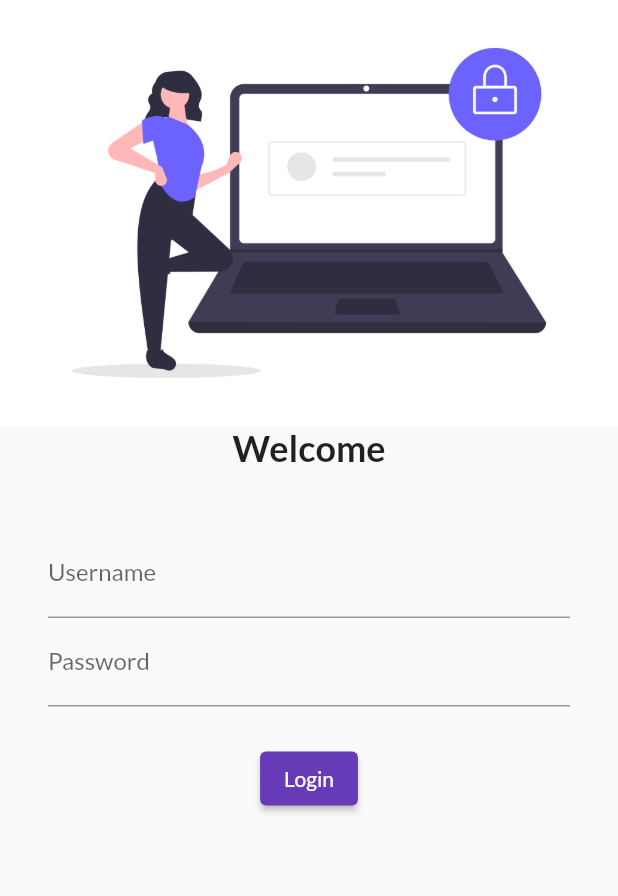
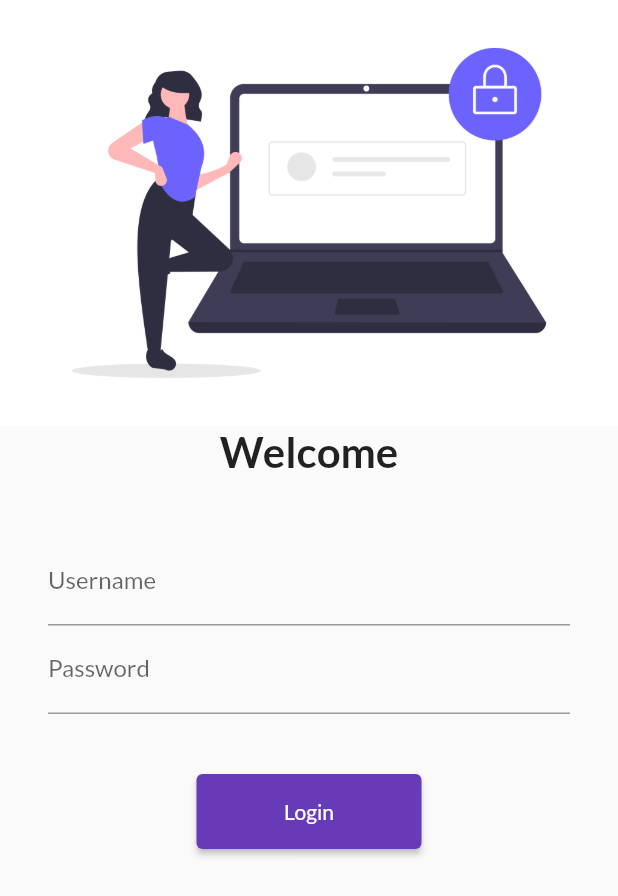
Before and after one commit to Ohidur/30DaysOfFlutter, a Flutter app: the screen it shows after launch, on a phone screen of 412 x 824 dp. Shown: the top 896 px of the screen. Run offline on Flutter 3.47's test engine with Material 2 defaults, Android fonts, the phone set to English and light mode, and no system bars; our stand-ins replace google_fonts.

Commit message:
day 5 completed.

```diff
--- a/lib/main.dart
+++ b/lib/main.dart
@@ -3,6 +3,7 @@ import 'package:flutter/material.dart';
 import 'package:google_fonts/google_fonts.dart';
 import 'package:myapp/pages/home_page.dart';
 import 'package:myapp/pages/login_page.dart';
+import 'package:myapp/utils/routes.dart';
 
 void main() {
   runApp(MyApp());
@@ -12,6 +13,7 @@ class MyApp extends StatelessWidget {
   @override
   Widget build(BuildContext context) {
     return MaterialApp(
+      // debugShowCheckedModeBanner: false,
       themeMode: ThemeMode.light,
       theme: ThemeData(
         primarySwatch: Colors.deepPurple,
@@ -21,8 +23,8 @@ class MyApp extends StatelessWidget {
       initialRoute: "/login",
       routes: {
         "/": (context) => HomePage(),
-        "/home": (context) => HomePage(),
-        "/login": (context) => LoginPage(),
+        MyRoutes.homeRoute: (context) => HomePage(),
+        MyRoutes.loginRoute: (context) => LoginPage(),
       },
     );
   }
--- a/lib/pages/login_page.dart
+++ b/lib/pages/login_page.dart
@@ -1,15 +1,19 @@
 // import 'dart:html';
 import 'package:flutter/material.dart';
+import 'package:myapp/utils/routes.dart';
 
 class LoginPage extends StatelessWidget {
   @override
   Widget build(BuildContext context) {
     return Material(
+        child: SingleChildScrollView(
       child: Column(children: [
-      Image.asset('assets/images/login_image.png', fit: BoxFit.cover),
+        Image.asset('assets/images/login_image.png', fit: BoxFit.cover
+            // height: 300,
+            ),
         Text(
           "Welcome",
-        style: TextStyle(fontSize: 24, fontWeight: FontWeight.bold),
+          style: TextStyle(fontSize: 28, fontWeight: FontWeight.bold),
         ),
         SizedBox(
           height: 24.0,
@@ -28,18 +32,19 @@ class LoginPage extends StatelessWidget {
                     hintText: "Enter password", labelText: "Password"),
               ),
               SizedBox(
-              height: 24.0,
+                height: 40.0,
               ),
               ElevatedButton(
                 onPressed: () {
-                print("Hello, world!");
+                  Navigator.pushNamed(context, MyRoutes.homeRoute);
                 },
                 child: Text("Login"),
-              style: TextButton.styleFrom(),
+                style: TextButton.styleFrom(minimumSize: Size(150, 50)),
               )
             ],
           ),
         )
-    ]));
+      ]),
+    ));
   }
 }
--- /dev/null
+++ b/lib/utils/routes.dart
@@ -0,0 +1,4 @@
+class MyRoutes {
+  static String loginRoute = "/login";
+  static String homeRoute = "/home";
+}
```
Lines whose indentation alone changed are shown as unchanged.
